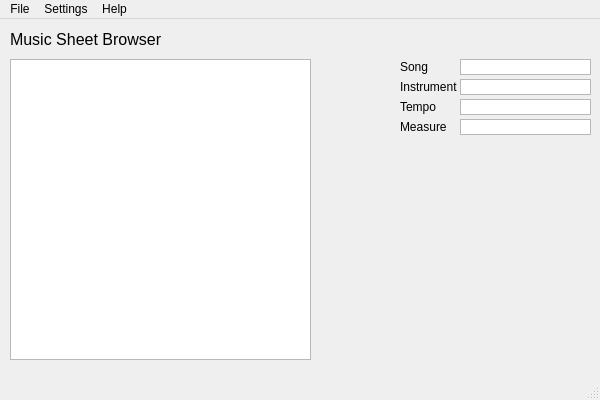
Qt form Leaf/leaf.ui (agabani/Guild-Wars-2-Instrument-Player) before a commit.
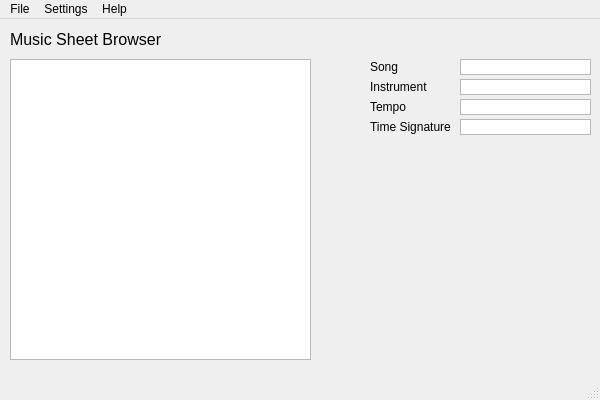
The same form after that commit.

The edit to the form file:
```diff
--- a/Leaf/leaf.ui
+++ b/Leaf/leaf.ui
@@ -20,7 +20,7 @@
    <widget class="QLabel" name="label_3">
     <property name="geometry">
      <rect>
-      <x>400</x>
+      <x>370</x>
       <y>60</y>
       <width>81</width>
       <height>16</height>
@@ -33,7 +33,7 @@
    <widget class="QLabel" name="label_4">
     <property name="geometry">
      <rect>
-      <x>400</x>
+      <x>370</x>
       <y>40</y>
       <width>81</width>
       <height>16</height>
@@ -46,7 +46,7 @@
    <widget class="QLabel" name="label_5">
     <property name="geometry">
      <rect>
-      <x>400</x>
+      <x>370</x>
       <y>80</y>
       <width>81</width>
       <height>16</height>
@@ -59,14 +59,14 @@
    <widget class="QLabel" name="label_6">
     <property name="geometry">
      <rect>
-      <x>400</x>
+      <x>370</x>
       <y>100</y>
       <width>81</width>
       <height>16</height>
      </rect>
     </property>
     <property name="text">
-     <string>Measure</string>
+     <string>Time Signature</string>
     </property>
    </widget>
    <widget class="QTextBrowser" name="songTextBrowser">
```
Left out of the diff: 2 changed lines with no effect on the pictures.
